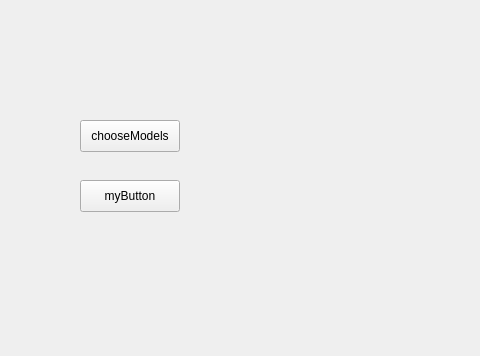
First picture: the form in mainwindow.ui, repository Randi-f/MeshGUI, before the edit; both pictures show x 0 to 480 and y 0 to 356 of the 800 by 600 pixel window.
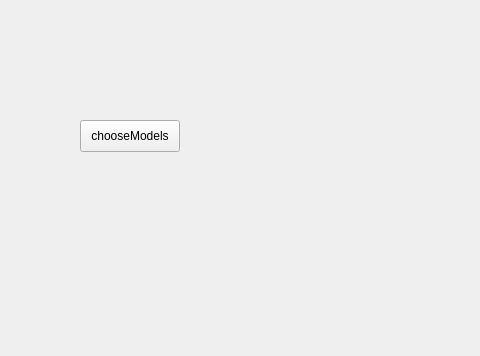
Second picture: the form after the edit. Custom widgets are drawn as their Qt base class.

Patch:
```diff
--- a/mainwindow.ui
+++ b/mainwindow.ui
@@ -27,19 +27,6 @@
      <string>chooseModels</string>
     </property>
    </widget>
-   <widget class="MyButton" name="btn_myButton">
-    <property name="geometry">
-     <rect>
-      <x>80</x>
-      <y>180</y>
-      <width>100</width>
-      <height>32</height>
-     </rect>
-    </property>
-    <property name="text">
-     <string>myButton</string>
-    </property>
-   </widget>
   </widget>
   <widget class="QMenuBar" name="menubar">
    <property name="geometry">
@@ -53,13 +40,6 @@
   </widget>
   <widget class="QStatusBar" name="statusbar"/>
  </widget>
- <customwidgets>
-  <customwidget>
-   <class>MyButton</class>
-   <extends>QPushButton</extends>
-   <header>mybutton.h</header>
-  </customwidget>
- </customwidgets>
  <resources/>
  <connections/>
 </ui>
```
